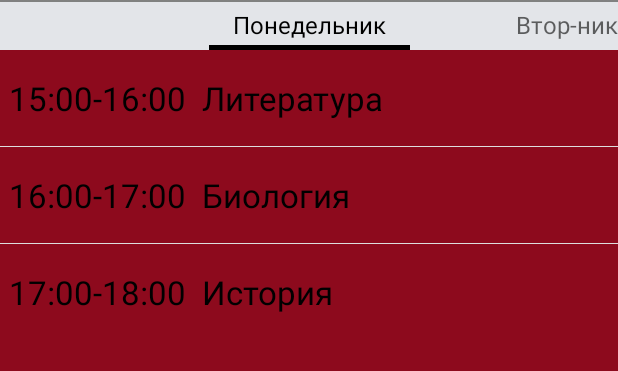
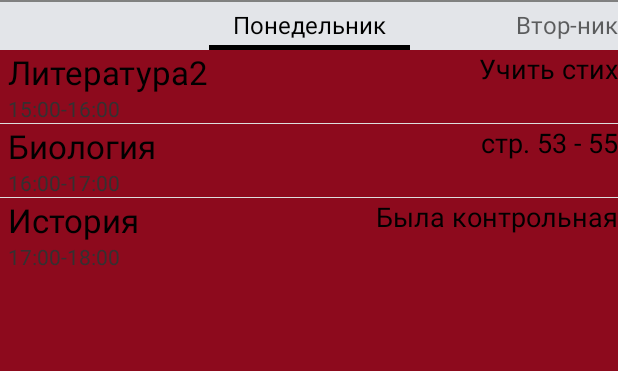
Before and after one commit to asutp36/SchoolTT, an Android app: the MainActivity screen opened directly, with no data from a screen before it, on a phone screen of 412 x 824 dp, the part 36-407 px from its top. Run offline under Robolectric (Android 15) with nearby library versions, the phone set to English and light mode, and no system bars.

Commit message:
- добавлен адаптер списка;

```diff
--- /dev/null
+++ b/app/src/main/java/com/samschool/schooltt/pages/DayTTAdapter.java
@@ -0,0 +1,55 @@
+package com.samschool.schooltt.pages;
+
+
+import android.content.Context;
+import android.view.LayoutInflater;
+import android.view.View;
+import android.view.ViewGroup;
+import android.widget.BaseAdapter;
+import android.widget.TextView;
+
+import java.util.LinkedList;
+
+public class DayTTAdapter extends BaseAdapter {
+    Context ctx;
+    LayoutInflater inflater;
+    LinkedList<TTLesson> _lessons;
+
+
+    DayTTAdapter(Context context, LinkedList<TTLesson> lessons) {
+        ctx = context;
+        _lessons = lessons;
+        inflater = (LayoutInflater) ctx.getSystemService(Context.LAYOUT_INFLATER_SERVICE);
+
+    }
+
+    @Override
+    public int getCount() {
+        return _lessons.size();
+    }
+
+    @Override
+    public Object getItem(int position) {
+        return _lessons.get(position);
+    }
+
+    @Override
+    public long getItemId(int position) {
+        return position;
+    }
+
+    @Override
+    public View getView(int position, View convertView, ViewGroup parent) {
+        View view = convertView;
+        if (view == null) {
+            view = inflater.inflate(R.layout.lesson, parent, false);
+        }
+
+        TTLesson lesson = _lessons.get(position);
+
+        ((TextView) view.findViewById(R.id.lesson)).setText(lesson._subject);
+        ((TextView) view.findViewById(R.id.time)).setText(lesson._startTime + "-" + lesson._stopTime);
+        ((TextView) view.findViewById(R.id.homework)).setText(lesson._homework);
+        return view;
+    }
+}
--- a/app/src/main/java/com/samschool/schooltt/pages/MainActivity.java
+++ b/app/src/main/java/com/samschool/schooltt/pages/MainActivity.java
@@ -117,9 +117,9 @@ public class MainActivity extends FragmentActivity {
         mnd.lessons.add(new TTLesson("12:00", "13:00", "Русский",""));
 
         TTDay tue = new TTDay("Втор-ник");
-        tue.lessons.add(new TTLesson("15:00", "16:00", "Литература",""));
-        tue.lessons.add(new TTLesson("16:00", "17:00", "Биология",""));
-        tue.lessons.add(new TTLesson("17:00", "18:00", "История",""));
+        tue.lessons.add(new TTLesson("15:00", "16:00", "Литература2","Учить стих"));
+        tue.lessons.add(new TTLesson("16:00", "17:00", "Биология","стр. 53 - 55"));
+        tue.lessons.add(new TTLesson("17:00", "18:00", "История","Была контрольная"));
 
         TTDay wed = new TTDay("Середа");
         wed.lessons.add(new TTLesson("11:00", "12:00", "Английский",""));
--- a/app/src/main/java/com/samschool/schooltt/pages/PageFragment.java
+++ b/app/src/main/java/com/samschool/schooltt/pages/PageFragment.java
@@ -48,9 +48,9 @@ public class PageFragment extends ListFragment {
 
 
         TTDay tue = new TTDay("Втор-ник");
-        tue.lessons.add(new TTLesson("15:00", "16:00", "Литература",""));
-        tue.lessons.add(new TTLesson("16:00", "17:00", "Биология",""));
-        tue.lessons.add(new TTLesson("17:00", "18:00", "История",""));
+        tue.lessons.add(new TTLesson("15:00", "16:00", "Литература2","Учить стих"));
+        tue.lessons.add(new TTLesson("16:00", "17:00", "Биология","стр. 53 - 55"));
+        tue.lessons.add(new TTLesson("17:00", "18:00", "История","Была контрольная"));
 
         _currentDay = tue;
 
@@ -86,14 +86,16 @@ public class PageFragment extends ListFragment {
 
         // Заполнить строки уроков на день
         String lessons[] = new String[_currentDay.lessons.size()];
+        String time[] = new String[_currentDay.lessons.size()];
 
         for(int i = 0; i < _currentDay.lessons.size(); i++)
         {
-            lessons[i] = _currentDay.lessons.get(i)._startTime + "-" + _currentDay.lessons.get(i)._stopTime + "  " + _currentDay.lessons.get(i)._subject;
+            lessons[i] = _currentDay.lessons.get(i)._subject;
+            time[i] =  _currentDay.lessons.get(i)._startTime + "-" + _currentDay.lessons.get(i)._stopTime;
         }
 
-        ArrayAdapter<String> adapter = new ArrayAdapter<String>(getActivity(),
-                android.R.layout.simple_list_item_1, lessons);
+
+        DayTTAdapter adapter = new DayTTAdapter(container.getContext(), _currentDay.lessons);
 
         setListAdapter(adapter);
 
--- /dev/null
+++ b/app/src/main/res/layout/lesson.xml
@@ -0,0 +1,45 @@
+<?xml version="1.0" encoding="utf-8"?>
+<LinearLayout xmlns:android="http://schemas.android.com/apk/res/android"
+    android:layout_width="match_parent"
+    android:layout_height="wrap_content"
+    android:orientation="horizontal">
+    <GridLayout
+        android:id="@+id/grid"
+        android:layout_width="match_parent"
+        android:layout_height="wrap_content"
+        android:layout_marginLeft="5dp"
+        android:orientation="vertical"
+        android:weightSum="1"
+        android:columnCount="3"
+        android:rowCount="2">
+
+        <TextView
+            android:layout_width="wrap_content"
+            android:layout_height="wrap_content"
+            android:textAppearance="?android:attr/textAppearanceLarge"
+            android:text="Large Text"
+            android:id="@+id/lesson"
+            android:layout_row="0"
+            android:layout_column="0" />
+
+        <TextView
+            android:layout_width="wrap_content"
+            android:layout_height="wrap_content"
+            android:textAppearance="?android:attr/textAppearanceSmall"
+            android:text="Small Text"
+            android:id="@+id/time"
+            android:layout_row="1"
+            android:layout_column="0" />
+
+        <TextView
+            android:layout_width="wrap_content"
+            android:layout_height="wrap_content"
+            android:textAppearance="?android:attr/textAppearanceMedium"
+            android:text="Medium Text"
+            android:id="@+id/homework"
+            android:layout_row="0"
+            android:layout_column="2"
+            android:layout_rowSpan="2" />
+
+    </GridLayout>
+</LinearLayout>
```
